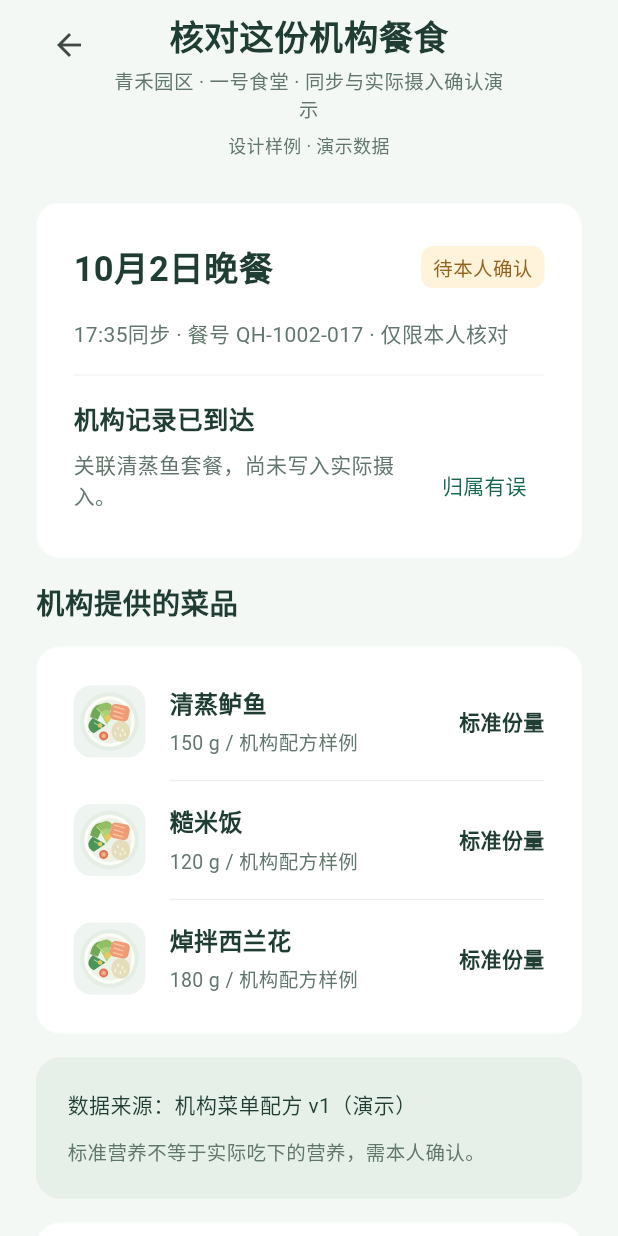
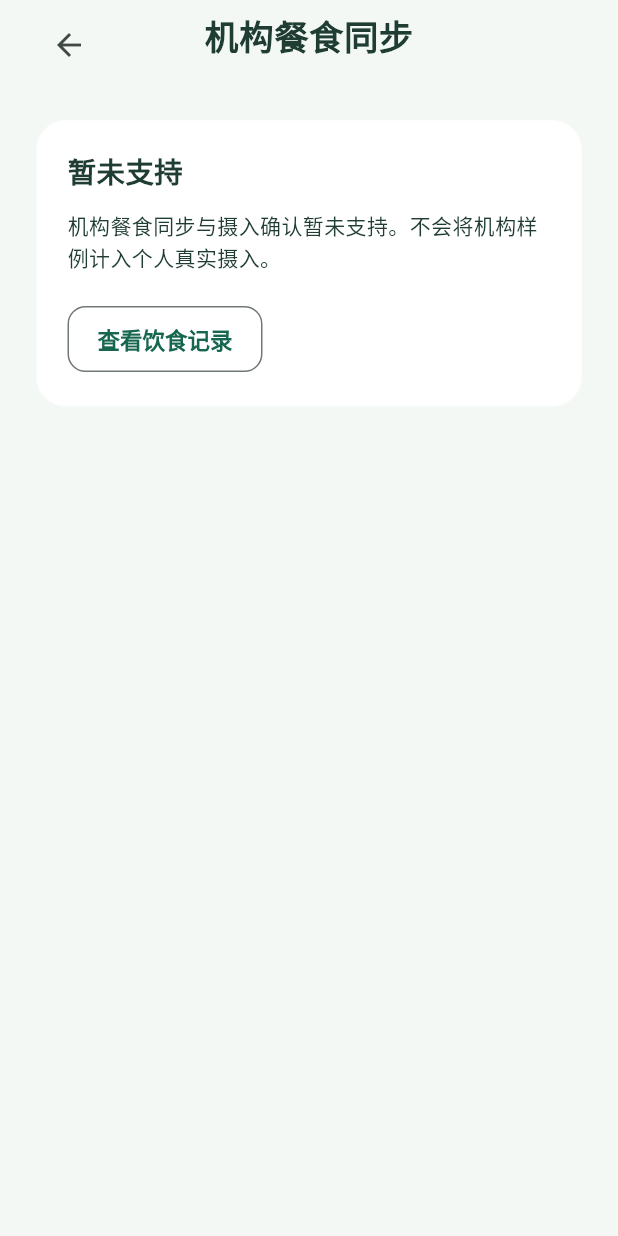
Before and after one commit to esunyao/DietClient, a Flutter app: the InstitutionSyncScreen screen opened by its route, on a phone screen of 412 x 824 dp. Run offline on Flutter 3.47's test engine with Material 3 defaults, Android fonts, the phone set to English and light mode, and no system bars; our stand-ins replace cookie_jar, dio, dio_cookie_manager, fl_chart, flutter_riverpod, flutter_svg and 3 more; missing offline and left inert: crop_your_image, dart:js_interop, jose, liquid_glass_easy, openid_client.

Commit message:
fix(app): 隔离尚无接口的真实模式入口

```diff
--- a/lib/core/config/ui_preview_config.dart
+++ b/lib/core/config/ui_preview_config.dart
@@ -11,3 +11,12 @@ final uiPreviewProvider = Provider<bool>(
     enabled: const bool.fromEnvironment('WEB_UI_PREVIEW'),
   ),
 );
+
+/// 本轮真实膳食功能只装配 Android/Windows；Web 保留原有页面。
+final nativeNutritionEnabledProvider = Provider<bool>(
+  (ref) =>
+      !kIsWeb &&
+      (defaultTargetPlatform == TargetPlatform.android ||
+          defaultTargetPlatform == TargetPlatform.windows) &&
+      !ref.watch(uiPreviewProvider),
+);
--- /dev/null
+++ b/lib/core/presentation/unsupported_feature_page.dart
@@ -0,0 +1,44 @@
+import 'package:diet_ui/diet_ui.dart';
+import 'package:flutter/material.dart';
+import 'package:go_router/go_router.dart';
+
+import 'app_routes.dart';
+
+/// 真实模式没有服务契约的入口，不展示虚构记录或执行模拟写入。
+class UnsupportedFeaturePage extends StatelessWidget {
+  const UnsupportedFeaturePage({
+    super.key,
+    required this.title,
+    required this.description,
+    this.showBack = true,
+  });
+
+  final String title;
+  final String description;
+  final bool showBack;
+
+  @override
+  Widget build(BuildContext context) => AppPage(
+    title: title,
+    demoLabel: null,
+    showBack: showBack,
+    children: [
+      AppCard(
+        child: Column(
+          crossAxisAlignment: CrossAxisAlignment.start,
+          children: [
+            const SectionHeading(title: '暂未支持'),
+            const SizedBox(height: 12),
+            Text(description),
+            const SizedBox(height: 20),
+            AppButton(
+              label: '查看饮食记录',
+              secondary: true,
+              onPressed: () => context.go(AppRoutes.mealHistory),
+            ),
+          ],
+        ),
+      ),
+    ],
+  );
+}
--- a/lib/features/institution/presentation/screens/institution_menu_screen.dart
+++ b/lib/features/institution/presentation/screens/institution_menu_screen.dart
@@ -4,6 +4,8 @@ import 'package:go_router/go_router.dart';
 import 'package:diet_ui/diet_ui.dart';
 import 'package:diet_client/core/presentation/app_routes.dart';
 import 'package:diet_client/demo/demo_store.dart';
+import 'package:diet_client/core/config/ui_preview_config.dart';
+import 'package:diet_client/core/presentation/unsupported_feature_page.dart';
 
 class InstitutionMenuScreen extends ConsumerStatefulWidget {
   const InstitutionMenuScreen({super.key});
@@ -19,6 +21,12 @@ class _InstitutionMenuScreenState extends ConsumerState<InstitutionMenuScreen> {
 
   @override
   Widget build(BuildContext context) {
+    if (ref.watch(nativeNutritionEnabledProvider)) {
+      return const UnsupportedFeaturePage(
+        title: '机构菜单',
+        description: '机构菜单、选餐和过敏核对暂未支持。此处不会创建计划或餐食记录。',
+      );
+    }
     final state = ref.watch(demoProvider);
     final plan = demoPlans.firstWhere((p) => p.id == _selection);
     return AppPage(
--- a/lib/features/institution/presentation/screens/institution_sync_screen.dart
+++ b/lib/features/institution/presentation/screens/institution_sync_screen.dart
@@ -2,6 +2,8 @@ import 'package:flutter/material.dart';
 import 'package:flutter_riverpod/flutter_riverpod.dart';
 import 'package:diet_ui/diet_ui.dart';
 import 'package:diet_client/demo/demo_store.dart';
+import 'package:diet_client/core/config/ui_preview_config.dart';
+import 'package:diet_client/core/presentation/unsupported_feature_page.dart';
 
 class InstitutionSyncScreen extends ConsumerStatefulWidget {
   const InstitutionSyncScreen({super.key});
@@ -16,6 +18,12 @@ class _InstitutionSyncScreenState extends ConsumerState<InstitutionSyncScreen> {
 
   @override
   Widget build(BuildContext context) {
+    if (ref.watch(nativeNutritionEnabledProvider)) {
+      return const UnsupportedFeaturePage(
+        title: '机构餐食同步',
+        description: '机构餐食同步与摄入确认暂未支持。不会将机构样例计入个人真实摄入。',
+      );
+    }
     final state = ref.watch(demoProvider);
     final plan = demoPlans.first;
     final canConfirm =
--- a/lib/features/meal_plan/presentation/screens/meal_plan_screen.dart
+++ b/lib/features/meal_plan/presentation/screens/meal_plan_screen.dart
@@ -4,6 +4,8 @@ import 'package:go_router/go_router.dart';
 import 'package:diet_ui/diet_ui.dart';
 import 'package:diet_client/core/presentation/app_routes.dart';
 import 'package:diet_client/demo/demo_store.dart';
+import 'package:diet_client/core/config/ui_preview_config.dart';
+import 'package:diet_client/core/presentation/unsupported_feature_page.dart';
 
 import '../widgets/meal_plan_widgets.dart';
 
@@ -47,6 +49,13 @@ class MealPlanScreen extends ConsumerWidget {
 
   @override
   Widget build(BuildContext context, WidgetRef ref) {
+    if (ref.watch(nativeNutritionEnabledProvider)) {
+      return const UnsupportedFeaturePage(
+        title: '下一餐怎么吃',
+        description: '配餐方案与计划保存暂未支持。可以先记录实际餐食，查看真实营养汇总。',
+        showBack: false,
+      );
+    }
     final state = ref.watch(demoProvider);
     final plan = state.selectedPlan;
     final analyzing = state.todayMeals
--- a/lib/features/report/presentation/screens/reports_screen.dart
+++ b/lib/features/report/presentation/screens/reports_screen.dart
@@ -2,6 +2,8 @@ import 'package:flutter/material.dart';
 import 'package:flutter_riverpod/flutter_riverpod.dart';
 import 'package:diet_ui/diet_ui.dart';
 import 'package:diet_client/demo/demo_store.dart';
+import 'package:diet_client/core/config/ui_preview_config.dart';
+import 'package:diet_client/core/presentation/unsupported_feature_page.dart';
 
 import '../widgets/report_widgets.dart';
 
@@ -56,6 +58,12 @@ class ReportsScreen extends ConsumerWidget {
 
   @override
   Widget build(BuildContext context, WidgetRef ref) {
+    if (ref.watch(nativeNutritionEnabledProvider)) {
+      return const UnsupportedFeaturePage(
+        title: '报告中心',
+        description: '报告生成、历史版本与导出暂未支持。真实每日营养汇总已在首页和趋势中提供。',
+      );
+    }
     final state = ref.watch(demoProvider);
     final latest = state.reports.first;
     final history = state.reports.skip(1).toList();
```
Also changed, not shown: 6 other files.
